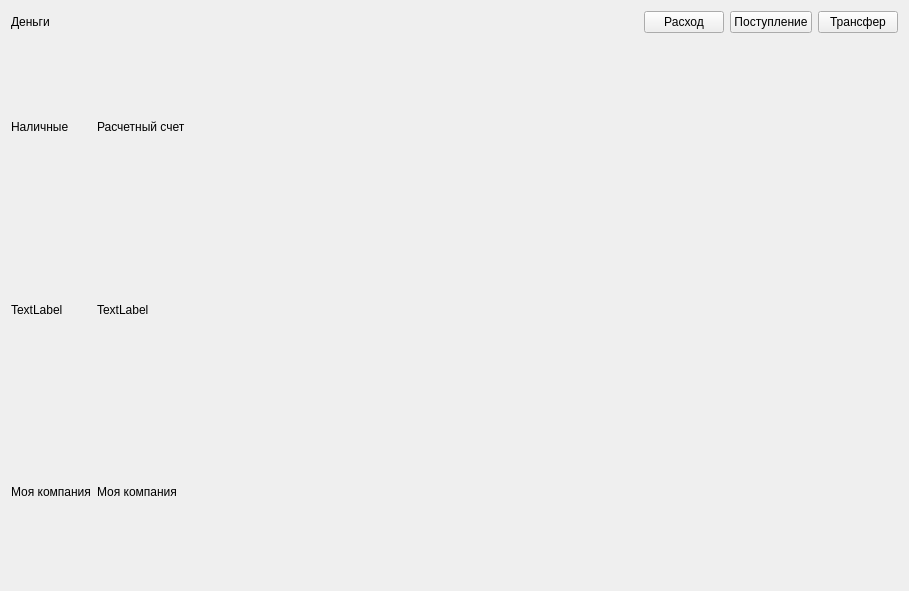
This is FinanceWindow.ui in Barnaga/TerraCRM as Qt 5 draws it before an edit. The edited form follows.
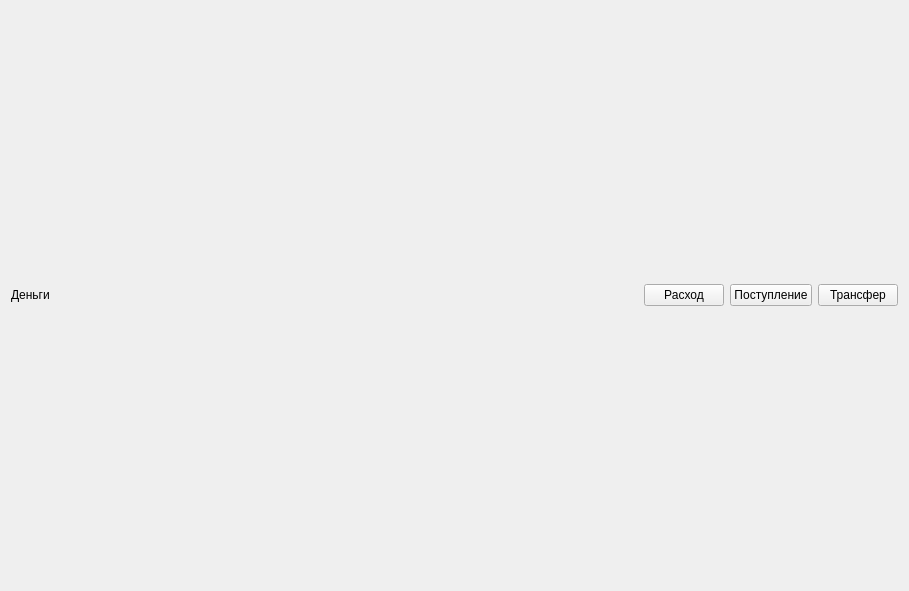
This is the edited form.

```diff
--- a/FinanceWindow.ui
+++ b/FinanceWindow.ui
@@ -59,76 +59,6 @@
      </item>
     </layout>
    </item>
-   <item>
-    <layout class="QHBoxLayout" name="horizontalLayout_3">
-     <item>
-      <layout class="QVBoxLayout" name="cashLayout">
-       <item>
-        <widget class="QLabel" name="cashLbl">
-         <property name="text">
-          <string>Наличные</string>
-         </property>
-        </widget>
-       </item>
-       <item>
-        <widget class="QLabel" name="countLbl">
-         <property name="text">
-          <string>TextLabel</string>
-         </property>
-        </widget>
-       </item>
-       <item>
-        <widget class="QLabel" name="companyLbl">
-         <property name="text">
-          <string>Моя компания</string>
-         </property>
-        </widget>
-       </item>
-      </layout>
-     </item>
-     <item>
-      <layout class="QVBoxLayout" name="paymentAccontLayout">
-       <item>
-        <widget class="QLabel" name="paymentLbl">
-         <property name="text">
-          <string>Расчетный счет</string>
-         </property>
-        </widget>
-       </item>
-       <item>
-        <widget class="QLabel" name="countPaymentLbl">
-         <property name="text">
-          <string>TextLabel</string>
-         </property>
-        </widget>
-       </item>
-       <item>
-        <widget class="QLabel" name="companyPaymentLbl">
-         <property name="text">
-          <string>Моя компания</string>
-         </property>
-        </widget>
-       </item>
-      </layout>
-     </item>
-     <item>
-      <spacer name="horizontalSpacer_2">
-       <property name="orientation">
-        <enum>Qt::Orientation::Horizontal</enum>
-       </property>
-       <property name="sizeType">
-        <enum>QSizePolicy::Policy::Expanding</enum>
-       </property>
-       <property name="sizeHint" stdset="0">
-        <size>
-         <width>30</width>
-         <height>20</height>
-        </size>
-       </property>
-      </spacer>
-     </item>
-    </layout>
-   </item>
    <item>
     <layout class="QHBoxLayout" name="financeLayout"/>
    </item>
```
